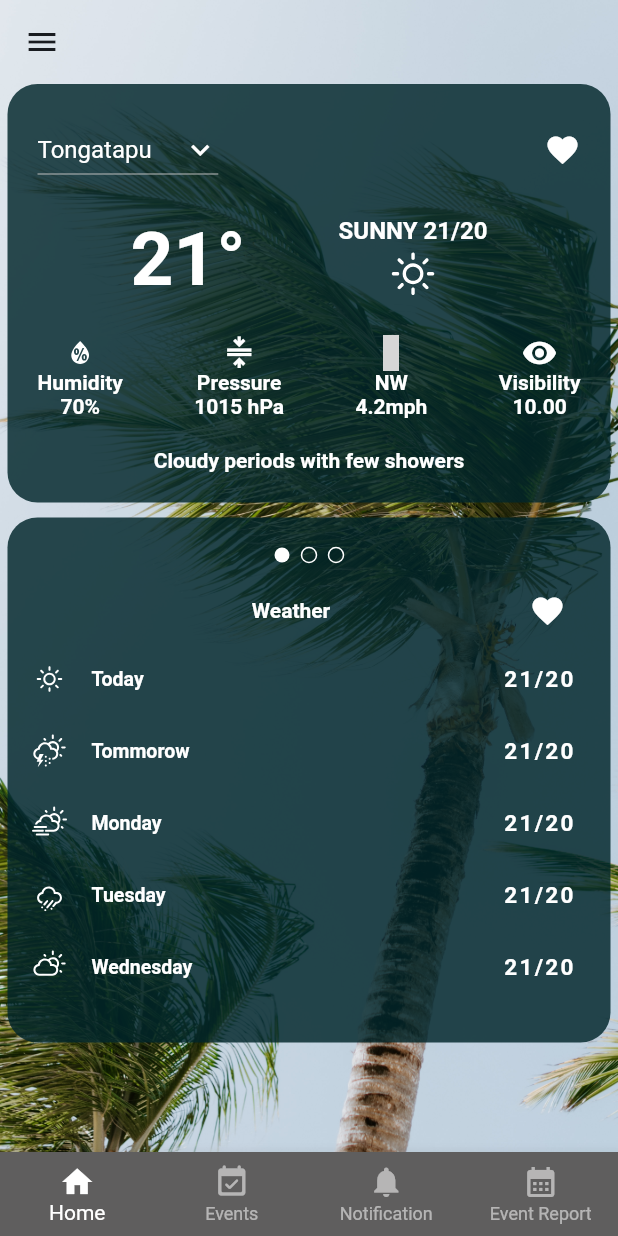
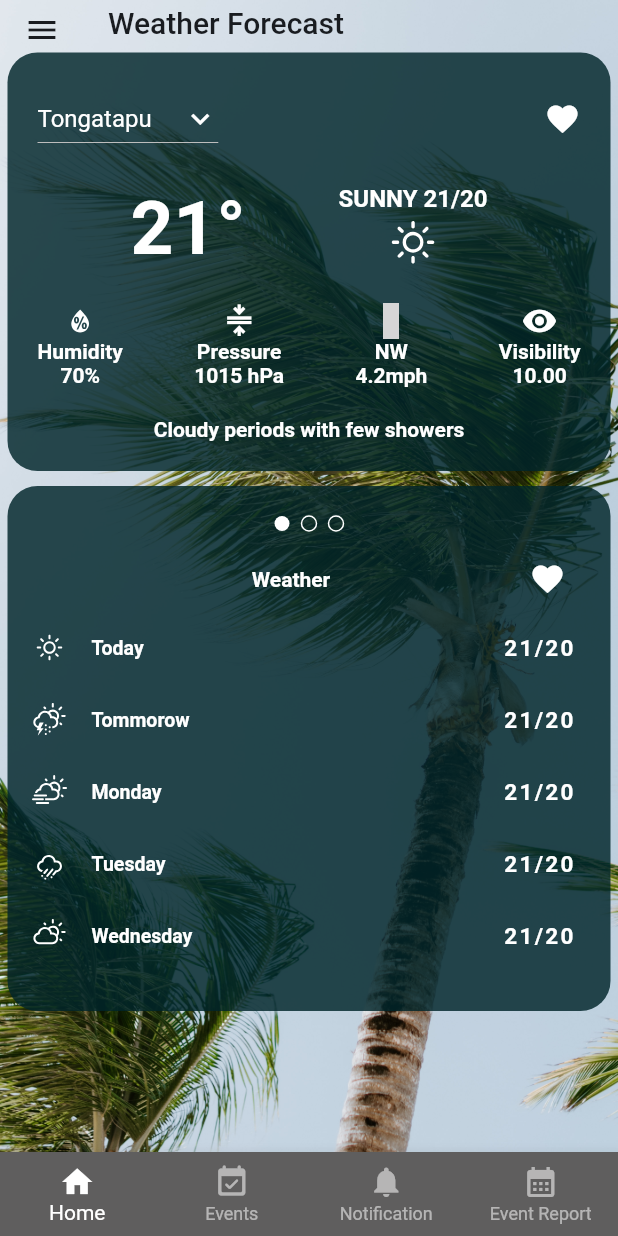
Before and after one commit to SPREP/tms-mobile, a Flutter app: the TabsScreen screen opened directly, on a phone screen of 412 x 824 dp. Run offline on Flutter 3.47's test engine with Material 2 defaults, Android fonts, the phone set to English and light mode, and no system bars; drawn by our look-alikes of smooth_page_indicator; our stand-ins replace firebase_core, firebase_messaging, flutter_map, geolocator, google_fonts, image_picker and 5 more; missing offline and left inert: dart:ffi, humanitarian_icons, simple_ripple_animation; accounts and stored records are empty; generated files the repository leaves out were written again; grey boxes are pictures that could not be loaded.

Commit message:
Code update - refactor to fix bug in Android.

```diff
--- a/lib/main.dart
+++ b/lib/main.dart
@@ -1,5 +1,8 @@
+import 'package:firebase_core/firebase_core.dart';
+import 'package:firebase_messaging/firebase_messaging.dart';
 import 'package:flutter/material.dart';
 import 'package:google_fonts/google_fonts.dart';
+import 'package:macres/models/settings_model.dart';
 import 'package:macres/providers/locale_provider.dart';
 import 'package:macres/screens/tabs_screen.dart';
 import 'package:macres/widgets/onboarding/onboarding_page.dart';
@@ -9,6 +12,7 @@ import 'package:shared_preferences/shared_preferences.dart';
 import 'package:flutter_localizations/flutter_localizations.dart';
 import 'package:flutter_gen/gen_l10n/app_localizations.dart';
 import 'to_intl.dart';
+import 'firebase_options.dart';
 
 Future main() async {
   WidgetsFlutterBinding.ensureInitialized();
@@ -16,20 +20,28 @@ Future main() async {
   final prefs = await SharedPreferences.getInstance();
   bool showOnboarding = prefs.getBool('showOnboarding') ?? true;
 
-  print("showOnboarding: $showOnboarding");
-
   if (showOnboarding == true) {
     prefs.setBool('showOnboarding', false);
   }
 
+  await Firebase.initializeApp(
+    name: 'MACRES',
+    options: DefaultFirebaseOptions.currentPlatform,
+  );
+
   runApp(App(showOnboarding: showOnboarding));
 }
 
-class App extends StatelessWidget {
+class App extends StatefulWidget {
   const App({super.key, required this.showOnboarding});
 
   final bool showOnboarding;
 
+  @override
+  State<App> createState() => _AppState();
+}
+
+class _AppState extends State<App> {
   @override
   Widget build(BuildContext context) {
     return MultiProvider(
@@ -60,7 +72,9 @@ class App extends StatelessWidget {
               seedColor: const Color.fromARGB(255, 133, 131, 131),
             ),
           ),
-          home: showOnboarding ? const OnboardingPage() : const TabsScreen(),
+          home: widget.showOnboarding
+              ? const OnboardingPage()
+              : const TabsScreen(),
         ),
       ),
     );
--- a/lib/screens/tabs_screen.dart
+++ b/lib/screens/tabs_screen.dart
@@ -27,8 +27,8 @@ class _TabsScreenState extends State<TabsScreen> {
   @override
   Widget build(BuildContext context) {
     Widget activePage = const WeatherForcastScreen();
-    String activePageTitle = '';
-    double height = AppBar().preferredSize.height + 60;
+    String activePageTitle = 'Weather Forecast';
+    double height = AppBar().preferredSize.height;
 
     if (_selectedPageIndex == 1) {
       activePage = const EventScreen();
@@ -63,7 +63,9 @@ class _TabsScreenState extends State<TabsScreen> {
         backgroundColor: _selectedPageIndex == 0
             ? const Color.fromARGB(0, 82, 38, 38)
             : null,
-        body: Container(
+        body:
+
+        Container(
           padding: _selectedPageIndex == 0
               ? const EdgeInsets.only(
                   right: 5,
@@ -73,16 +75,19 @@ class _TabsScreenState extends State<TabsScreen> {
           width: double.infinity,
           height: double.infinity,
           child: SingleChildScrollView(
-            child: activePage,
+            child: Padding(padding:EdgeInsets.only(top:5, bottom: 5), child: activePage,),
           ),
         ),
         drawer: const MainDrawerWidget(),
-        appBar: AppBar(
+        appBar: PreferredSize(
+        preferredSize: Size.fromHeight(30.0),
+        child: AppBar(
           backgroundColor: Colors.transparent,
           title: Text(activePageTitle),
           systemOverlayStyle: const SystemUiOverlayStyle(
             statusBarBrightness: Brightness.light,
           ),
+        ),
         ),
         bottomNavigationBar: BottomNavigationBar(
           onTap: _selectPage,
--- a/lib/to_intl.dart
+++ b/lib/to_intl.dart
@@ -768,4 +768,25 @@ class ToMaterialLocalizations extends GlobalMaterialLocalizations {
 
   @override
   get scrimLabel => throw UnimplementedError();
+
+  @override
+  get collapsedHint => throw UnimplementedError();
+
+  @override
+  get expandedHint => throw UnimplementedError();
+
+  @override
+  get expansionTileCollapsedHint => throw UnimplementedError();
+
+  @override
+  get expansionTileCollapsedTapHint => throw UnimplementedError();
+
+  @override
+  get expansionTileExpandedHint => throw UnimplementedError();
+
+  @override
+  get expansionTileExpandedTapHint => throw UnimplementedError();
+
+  @override
+  get scanTextButtonLabel => throw UnimplementedError();
 }
--- a/lib/widgets/main_drawer_widget.dart
+++ b/lib/widgets/main_drawer_widget.dart
@@ -1,6 +1,5 @@
 import 'package:flutter/material.dart';
 import 'package:macres/screens/about_screen.dart';
-import 'package:macres/screens/feedback_screen.dart';
 import 'package:macres/screens/help_screen.dart';
 import 'package:macres/screens/national_number_screen.dart';
 import 'package:macres/screens/settings_screen.dart';
--- a/lib/widgets/onboarding/onboarding_page.dart
+++ b/lib/widgets/onboarding/onboarding_page.dart
@@ -1,3 +1,4 @@
+import 'package:firebase_messaging/firebase_messaging.dart';
 import 'package:flutter/material.dart';
 import 'package:macres/screens/onboarding/onboarding_first_screen.dart';
 import 'package:macres/screens/onboarding/onboarding_second_screen.dart';
--- a/pubspec.yaml
+++ b/pubspec.yaml
@@ -52,6 +52,9 @@ dependencies:
   http: ^1.1.0
   path: ^1.8.3
   geolocator: ^10.0.0
+  firebase_core: ^2.15.1
+  firebase_messaging: ^14.6.7
+
 
 dev_dependencies:
   flutter_test:
```
Also changed, not shown: lib/models/event_model.dart (+5 -4 lines), lib/models/settings_model.dart (+10 -0 lines), lib/screens/event_details_screen.dart (+17 -15 lines), lib/screens/event_report_screen.dart (+6 -3 lines), lib/screens/event_screen.dart (+30 -12 lines), lib/screens/feedback_screen.dart (deleted, +0 -23 lines), lib/screens/forms/feel_earthquake_form.dart (+86 -12 lines), lib/screens/forms/impact_report_form.dart (+8 -4 lines), lib/screens/forms/request_assistance_form.dart (+7 -4 lines), lib/screens/onboarding/onboarding_second_screen.dart (+19 -0 lines), lib/firebase_options.dart (added), pubspec.lock, 20 other files.
